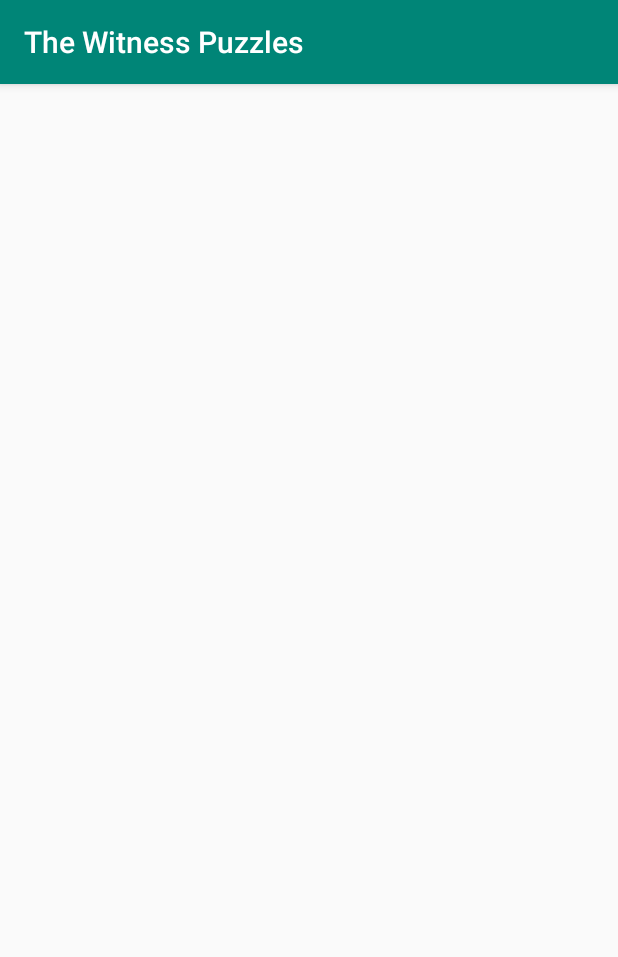
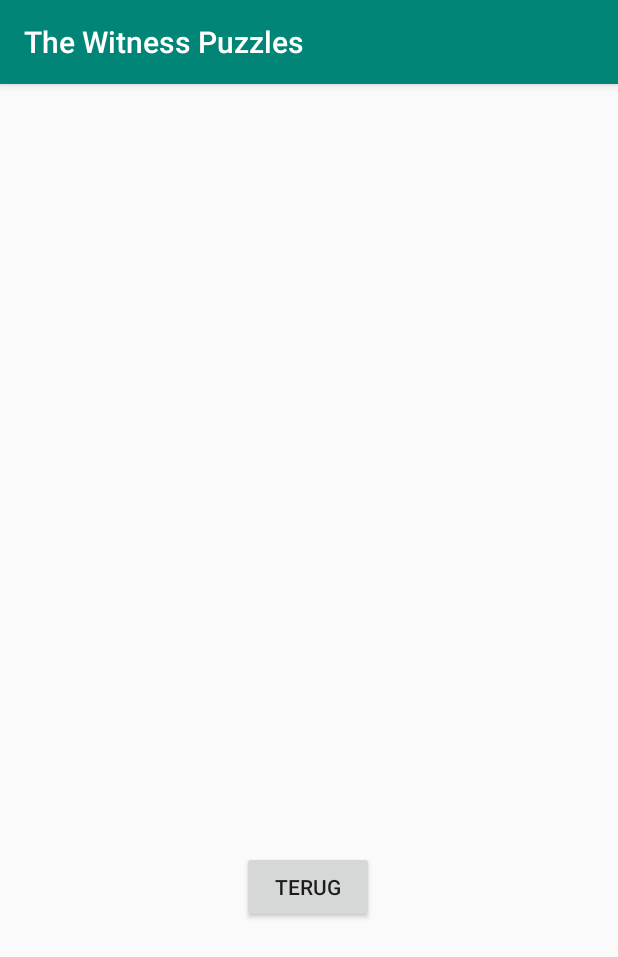
Before and after one commit to emildekeyser/android-puzzle-game, an Android app: the VictoryActivity screen opened directly, with no data from a screen before it, on a phone screen of 412 x 824 dp. Shown: the top 957 px of the screen. Run offline under Robolectric (Android 15) with nearby library versions, the phone set to English and light mode, and no system bars.

Commit message:
Created functional victory screen

```diff
--- a/app/src/main/java/com/example/thewitnesspuzzles/MainActivity.kt
+++ b/app/src/main/java/com/example/thewitnesspuzzles/MainActivity.kt
@@ -18,6 +18,7 @@
 
 class MainActivity: AppCompatActivity() {
 
+    private lateinit var service: MazeFactory
     private lateinit var renderer: Renderer
     private lateinit var maze: Maze
 
@@ -26,7 +27,7 @@
         super.onCreate(savedInstanceState)
         window.setFlags(WindowManager.LayoutParams.FLAG_FULLSCREEN, WindowManager.LayoutParams.FLAG_FULLSCREEN);
         setContentView(R.layout.activity_main)
-        val service = intent.getSerializableExtra("Extra") as MazeFactory
+        service = intent.getSerializableExtra("Extra") as MazeFactory
         val displayMetrics = DisplayMetrics()
         windowManager.defaultDisplay.getMetrics(displayMetrics)
         val width = displayMetrics.widthPixels
@@ -61,6 +62,7 @@
         if (maze.victorious()) {
             println("VICTORY!!!")
             val intent = Intent(this, VictoryActivity::class.java)
+            intent.putExtra("Extra", service)
             startActivity(intent)
         }
     }
--- a/app/src/main/java/com/example/thewitnesspuzzles/VictoryActivity.kt
+++ b/app/src/main/java/com/example/thewitnesspuzzles/VictoryActivity.kt
@@ -1,12 +1,21 @@
 package com.example.thewitnesspuzzles
 
+import android.content.Intent
 import androidx.appcompat.app.AppCompatActivity
 import android.os.Bundle
+import com.example.thewitnesspuzzles.service.MazeFactory
+import kotlinx.android.synthetic.main.activity_victory.*
 
 class VictoryActivity : AppCompatActivity() {
 
     override fun onCreate(savedInstanceState: Bundle?) {
         super.onCreate(savedInstanceState)
         setContentView(R.layout.activity_victory)
+        val service = intent.getSerializableExtra("Extra") as? MazeFactory
+        btnterug.setOnClickListener {
+            val intent = Intent(this, LevelActivity::class.java)
+            intent.putExtra("Extra", service)
+            startActivity(intent)
+        }
     }
 }
--- a/app/src/main/res/layout/activity_victory.xml
+++ b/app/src/main/res/layout/activity_victory.xml
@@ -6,4 +6,15 @@
     android:layout_height="match_parent"
     tools:context=".VictoryActivity">
 
+    <Button
+        android:id="@+id/btnterug"
+        android:layout_width="wrap_content"
+        android:layout_height="wrap_content"
+        android:layout_marginStart="161dp"
+        android:layout_marginLeft="161dp"
+        android:layout_marginTop="511dp"
+        android:text="Terug"
+        app:layout_constraintStart_toStartOf="parent"
+        app:layout_constraintTop_toTopOf="parent" />
+
 </androidx.constraintlayout.widget.ConstraintLayout>
```
